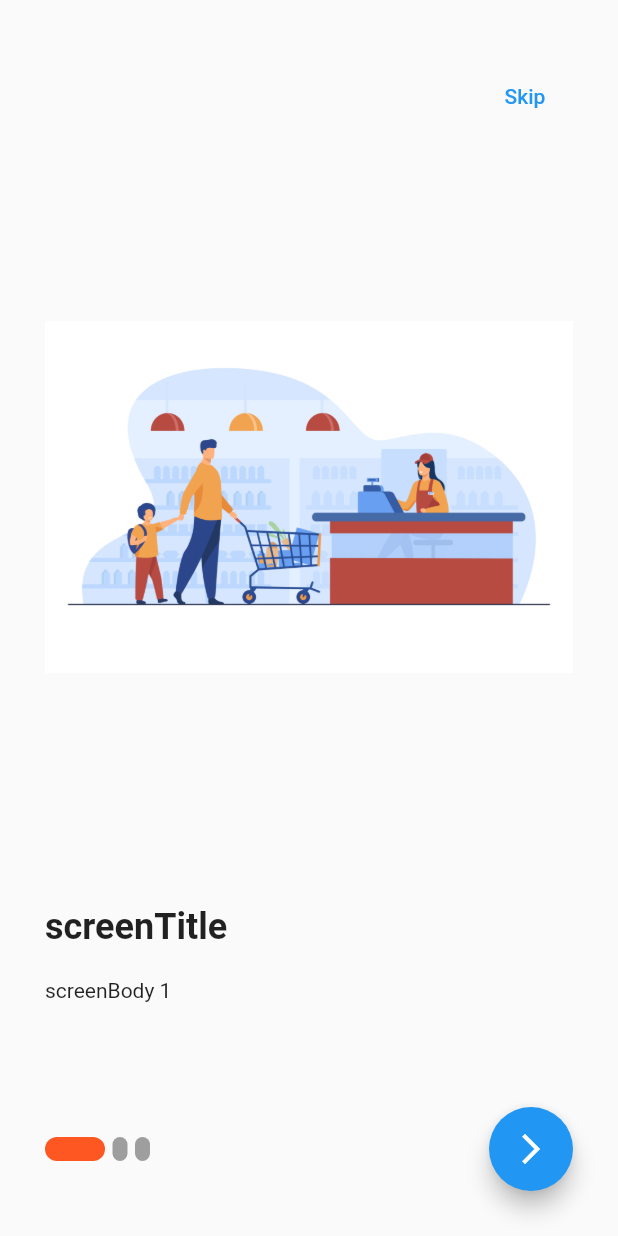
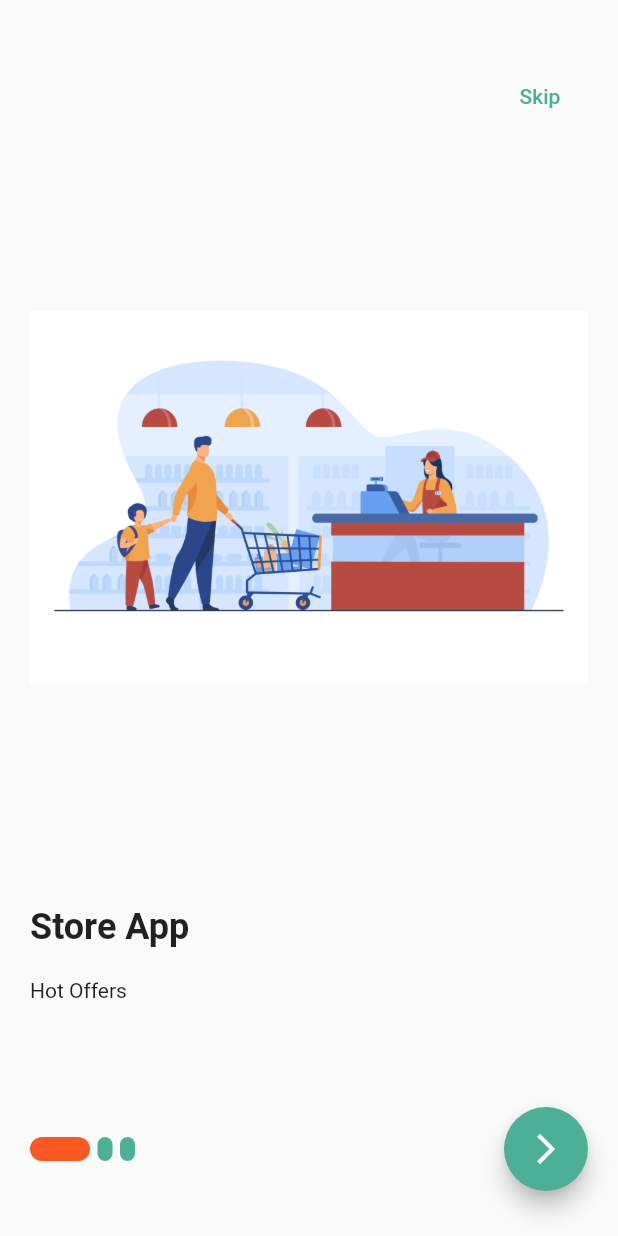
Before and after one commit to moElsmokhraty/Shopify, a Flutter app: the OnBoardingView screen opened by its route, on a phone screen of 412 x 824 dp. Run offline on Flutter 3.47's test engine with Material 2 defaults, Android fonts, the phone set to English and light mode, and no system bars; drawn by our look-alikes of smooth_page_indicator; our stand-ins replace badges, bloc, cached_network_image, carousel_slider, dartz, dio and 8 more; accounts and stored records are empty; project files that could hold a hidden picture were left out.

```diff
--- a/lib/core/utils/app_router.dart
+++ b/lib/core/utils/app_router.dart
@@ -23,9 +23,9 @@ import 'package:store_app/features/on_boarding/presentation/views/on_boarding_vi
 import 'package:store_app/features/settings/presentation/views/edit_profile_view/edit_profile_view.dart';
 
 abstract class AppRouter {
-  static const kOnBoardingView = '/onboarding';
+  static const kOnBoardingView = '/onBoarding';
   static String kLoginView = token == null ? '/' : '/login';
-  static String kHomeView = token != null ? '/' : '/home';
+  static String kHomeView = token == null ? '/home' : '/';
   static const kDetailsView = '/details';
   static const kRegisterView = '/reg';
   static const kEditProfileView = '/edit';
--- a/lib/features/on_boarding/presentation/view_model/on_boarding_cubit/on_boarding_cubit.dart
+++ b/lib/features/on_boarding/presentation/view_model/on_boarding_cubit/on_boarding_cubit.dart
@@ -22,11 +22,11 @@ class OnBoardingCubit extends Cubit<OnBoardingState> {
 
   List<OnBoardingModel> models = [
     OnBoardingModel(
-        'assets/images/onboarding_1.jpg', 'screenTitle', 'screenBody 1'),
+        'assets/images/onboarding_1.jpg', 'Store App', 'Hot Offers'),
     OnBoardingModel(
-        'assets/images/onboarding_1.jpg', 'screenTitle', 'screenBody 2'),
+        'assets/images/onboarding_1.jpg', 'Store App', 'User Friendly'),
     OnBoardingModel(
-        'assets/images/onboarding_1.jpg', 'screenTitle', 'screenBody 3'),
+        'assets/images/onboarding_1.jpg', 'Store', 'High Performance'),
   ];
 
   bool isLastIndex(int index) {
--- a/lib/features/on_boarding/presentation/views/widgets/navigation_row.dart
+++ b/lib/features/on_boarding/presentation/views/widgets/navigation_row.dart
@@ -1,6 +1,7 @@
 import 'package:flutter/material.dart';
 import 'package:flutter_bloc/flutter_bloc.dart';
 import 'package:smooth_page_indicator/smooth_page_indicator.dart';
+import 'package:store_app/constants.dart';
 import 'package:store_app/features/on_boarding/presentation/view_model/on_boarding_cubit/on_boarding_cubit.dart';
 
 class NavigationRow extends StatelessWidget {
@@ -15,14 +16,16 @@ class NavigationRow extends StatelessWidget {
           controller: cubit.onBoardingController,
           count: cubit.models.length,
           effect: const ExpandingDotsEffect(
-              activeDotColor: Colors.deepOrange,
-              expansionFactor: 4,
-              dotColor: Colors.grey,
-              spacing: 5,
-              dotWidth: 10),
+            activeDotColor: Colors.deepOrange,
+            expansionFactor: 4,
+            dotColor: kMainColor,
+            spacing: 5,
+            dotWidth: 10,
+          ),
         ),
         const Spacer(),
         FloatingActionButton(
+          backgroundColor: kMainColor,
           focusColor: Colors.deepOrange,
           autofocus: true,
           onPressed: () {
--- a/lib/features/on_boarding/presentation/views/widgets/on_boarding_app_bar.dart
+++ b/lib/features/on_boarding/presentation/views/widgets/on_boarding_app_bar.dart
@@ -1,5 +1,6 @@
 import 'package:flutter/material.dart';
 import 'package:go_router/go_router.dart';
+import 'package:store_app/constants.dart';
 import 'package:store_app/core/utils/app_router.dart';
 
 class OnBoardingAppBar extends StatelessWidget {
@@ -17,6 +18,9 @@ class OnBoardingAppBar extends StatelessWidget {
           child: const Text(
             'Skip',
             textAlign: TextAlign.end,
+            style: TextStyle(
+              color: kMainColor,
+            ),
           ),
         ),
       ],
--- a/lib/features/on_boarding/presentation/views/widgets/on_boarding_view_body.dart
+++ b/lib/features/on_boarding/presentation/views/widgets/on_boarding_view_body.dart
@@ -9,7 +9,7 @@ class OnBoardingViewBody extends StatelessWidget {
   @override
   Widget build(BuildContext context) {
     return Padding(
-      padding: const EdgeInsets.all(30),
+      padding: const EdgeInsets.symmetric(vertical: 30, horizontal: 20),
       child: Column(
         mainAxisAlignment: MainAxisAlignment.start,
         children: const [
--- a/lib/features/settings/presentation/views/edit_profile_view/widgets/edit_profile_details.dart
+++ b/lib/features/settings/presentation/views/edit_profile_view/widgets/edit_profile_details.dart
@@ -4,7 +4,7 @@ import 'package:store_app/core/widgets/custom_name_bio_view.dart';
 import 'package:store_app/features/settings/presentation/views/edit_profile_view/widgets/custom_text_field.dart';
 
 class EditProfileDetails extends StatelessWidget {
-   const EditProfileDetails({Key? key}) : super(key: key);
+  const EditProfileDetails({Key? key}) : super(key: key);
 
   @override
   Widget build(BuildContext context) {
@@ -26,8 +26,8 @@ class EditProfileDetails extends StatelessWidget {
             height: 15,
           ),
           const NameAndBio(
-            name: 'userData!.name!',
-            email: 'userData.email!',
+            name: 'Mohamed Ali',
+            email: 'moelsmokhraty@gmail.com',
           ),
           const SizedBox(
             height: 30,
```
Also changed, not shown: 9 other files.
